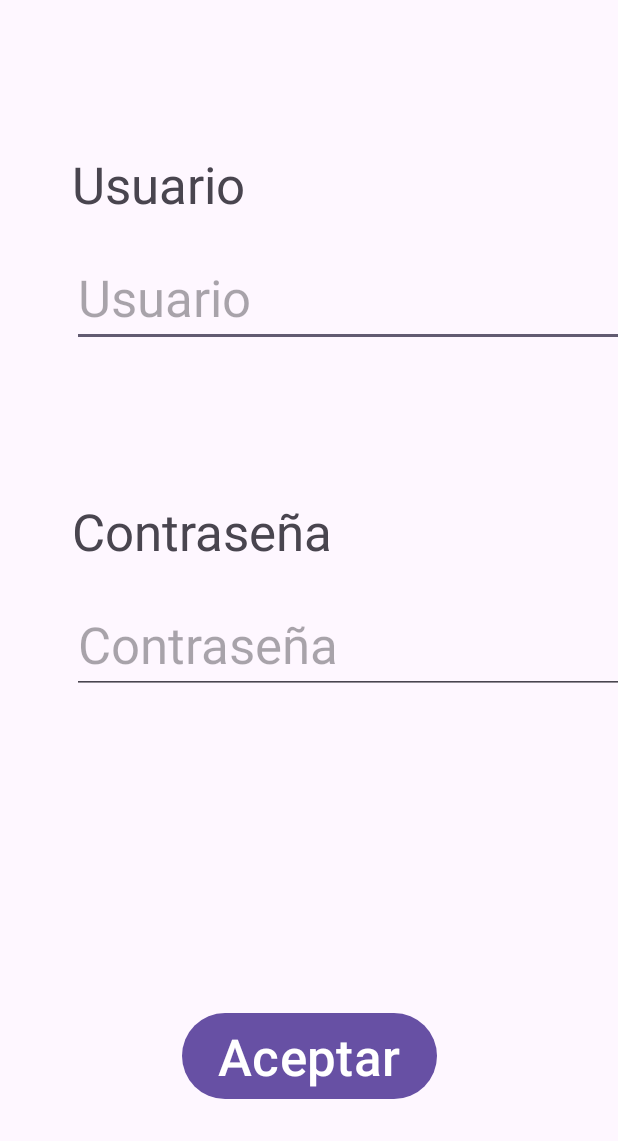
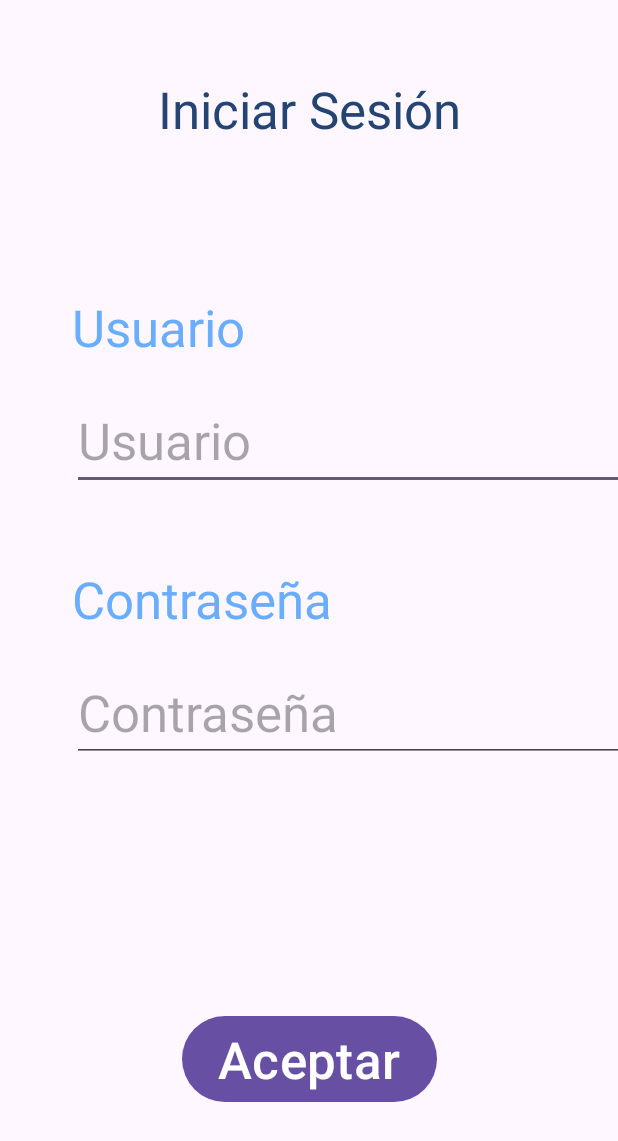
Before and after one commit to liuDam1/SharedPref, an Android app: the screen it shows after launch (LoginActivity), on a phone screen of 412 x 824 dp. Shown: the top 1141 px of the screen. Run offline under Robolectric (Android 15) with nearby library versions, the phone set to English and light mode, and no system bars.

```diff
--- a/app/src/main/java/es/etg/dam/pmdm/login/view/LoginActivity.kt
+++ b/app/src/main/java/es/etg/dam/pmdm/login/view/LoginActivity.kt
@@ -1,24 +1,45 @@
 package es.etg.dam.pmdm.login.view
 
+import android.content.Intent
 import android.os.Bundle
 import android.view.View
-import android.widget.TextView
+import android.widget.EditText  // ¡Cambiado de TextView a EditText!
 import androidx.activity.enableEdgeToEdge
 import androidx.appcompat.app.AppCompatActivity
 import es.etg.dam.pmdm.login.R
+import es.etg.dam.pmdm.login.view.LoginActivity.Constantes.NOMBRE
 
 class LoginActivity : AppCompatActivity() {
+    object Constantes {
+        const val NOMBRE: String = "Nombre"
+    }
+
     override fun onCreate(savedInstanceState: Bundle?) {
         super.onCreate(savedInstanceState)
         enableEdgeToEdge()
         setContentView(R.layout.activity_login)
+
+        val nombre = leer()
+        if (nombre != null && nombre.isNotEmpty()) {
+            findViewById<EditText>(R.id.txtNombre).setText(nombre)
+        }
     }
 
-    fun guardar(view: View){
-        val nombre = findViewById<TextView>(R.id.txtNombre).text
+    fun guardar(view: View) {
+        val nombre = findViewById<EditText>(R.id.txtNombre).text.toString()
         val sharedPref = getPreferences(MODE_PRIVATE)
         val editor = sharedPref.edit()
-        editor.putString("nombre", nombre.toString())
+        editor.putString(NOMBRE, nombre)
         editor.apply()
+
+        val intent = Intent(this, DetailActivity::class.java)
+        intent.putExtra(NOMBRE, nombre)
+        startActivity(intent)
+    }
+
+    private fun leer(): String? {
+        val sharedPref = getPreferences(MODE_PRIVATE)
+        val nombre = sharedPref.getString(NOMBRE, "")
+        return nombre
     }
 }
--- a/app/src/main/res/layout/activity_login.xml
+++ b/app/src/main/res/layout/activity_login.xml
@@ -16,9 +16,10 @@
         android:importantForAccessibility="yes"
         android:labelFor="@+id/txtNombre"
         android:text="@string/usuario"
+        android:textColor="@color/azul_claro"
         android:textSize="34sp"
         app:layout_constraintStart_toStartOf="parent"
-        app:layout_constraintTop_toTopOf="parent" />
+        app:layout_constraintTop_toBottomOf="@+id/tvLogin" />
 
     <EditText
         android:id="@+id/txtNombre"
@@ -37,10 +38,11 @@
         android:id="@+id/tvPassword"
         android:layout_width="wrap_content"
         android:layout_height="wrap_content"
-        android:layout_marginTop="100dp"
+        android:layout_marginTop="50dp"
         android:importantForAccessibility="yes"
         android:labelFor="@+id/ettpPassword"
         android:text="@string/password"
+        android:textColor="@color/azul_claro"
         android:textSize="34sp"
         app:layout_constraintStart_toStartOf="@+id/txtNombre"
         app:layout_constraintTop_toBottomOf="@+id/txtNombre" />
@@ -62,11 +64,24 @@
         android:id="@+id/btAceptar"
         android:layout_width="wrap_content"
         android:layout_height="wrap_content"
-        android:layout_marginBottom="87dp"
+        android:layout_marginBottom="85dp"
+        android:importantForAccessibility="yes"
+        android:onClick="guardar"
         android:text="@string/btAceptar"
         android:textSize="34sp"
-        android:importantForAccessibility="yes"
         app:layout_constraintBottom_toBottomOf="parent"
         app:layout_constraintEnd_toEndOf="parent"
         app:layout_constraintStart_toStartOf="parent" />
+
+    <TextView
+        android:id="@+id/tvLogin"
+        android:layout_width="wrap_content"
+        android:layout_height="wrap_content"
+        android:layout_marginTop="50dp"
+        android:text="@string/login"
+        android:textColor="@color/azul_oscuro"
+        android:textSize="34sp"
+        app:layout_constraintEnd_toEndOf="parent"
+        app:layout_constraintStart_toStartOf="parent"
+        app:layout_constraintTop_toTopOf="parent" />
 </androidx.constraintlayout.widget.ConstraintLayout>
--- a/app/src/main/res/values/colors.xml
+++ b/app/src/main/res/values/colors.xml
@@ -2,4 +2,7 @@
 <resources>
     <color name="black">#FF000000</color>
     <color name="white">#FFFFFFFF</color>
+    <color name="azul_oscuro">#244473</color>
+    <color name="azul_claro">#69ADFF</color>
+    <color name="rojo">#FA4848</color>
 </resources>
--- a/app/src/main/res/values/strings.xml
+++ b/app/src/main/res/values/strings.xml
@@ -5,4 +5,5 @@
     <string name="bienvenida">Bienvenida</string>
     <string name="btAceptar">Aceptar</string>
     <string name="btVolver">Volver</string>
+    <string name="login">Iniciar Sesión</string>
 </resources>
```
Also changed, not shown: app/src/main/java/es/etg/dam/pmdm/login/view/DetailActivity.kt (+15 -2 lines), app/src/main/res/layout/activity_detail.xml (+8 -8 lines), 2 other files.
